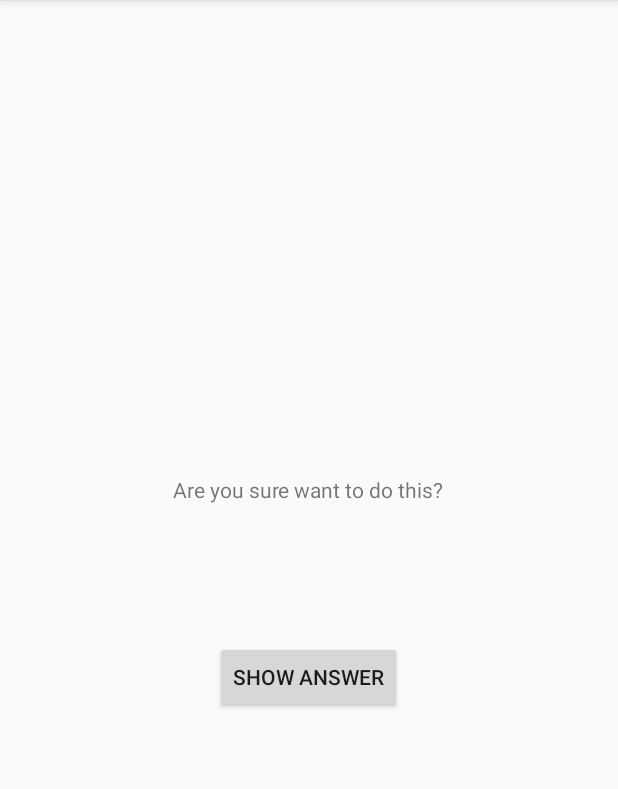
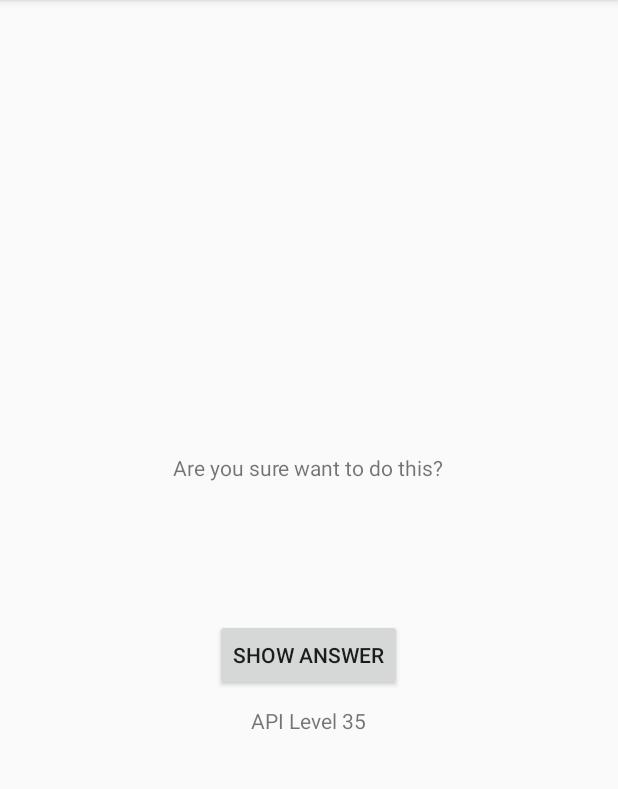
Before and after one commit to rleee/GeoQuiz, an Android app: the CheatActivity screen opened directly, with no data from a screen before it, on a phone screen of 412 x 824 dp, the part 84-873 px from its top. Run offline under Robolectric (Android 15) with nearby library versions, the phone set to English and light mode, and no system bars.

Commit message:
track Api Level

```diff
--- a/app/src/main/java/com/drdlee/geoquiz/CheatActivity.kt
+++ b/app/src/main/java/com/drdlee/geoquiz/CheatActivity.kt
@@ -3,6 +3,7 @@ package com.drdlee.geoquiz
 import android.app.Activity
 import android.content.Context
 import android.content.Intent
+import android.os.Build
 import androidx.appcompat.app.AppCompatActivity
 import android.os.Bundle
 import android.widget.Button
@@ -16,6 +17,7 @@ class CheatActivity : AppCompatActivity() {
 
     private lateinit var answerTextView: TextView
     private lateinit var showAnswerButton: Button
+    private lateinit var apiLevelTextView: TextView
 
     private var theAnswer = false
     private var isAnswerShown = false
@@ -31,6 +33,7 @@ class CheatActivity : AppCompatActivity() {
 
         answerTextView = findViewById(R.id.answer_text_view)
         showAnswerButton = findViewById(R.id.show_answer_button)
+        apiLevelTextView = findViewById(R.id.api_level_text_view)
 
         init()
         setListener()
@@ -57,6 +60,9 @@ class CheatActivity : AppCompatActivity() {
             }
             answerTextView.setText(answerText)
         }
+
+        val apiText = getString(R.string.api_level_text, Build.VERSION.SDK_INT)
+        apiLevelTextView.text = apiText
     }
 
     private fun setListener() {
--- a/app/src/main/res/layout/activity_cheat.xml
+++ b/app/src/main/res/layout/activity_cheat.xml
@@ -26,4 +26,12 @@
         android:layout_height="wrap_content"
         android:text="@string/show_answer_button"/>
 
+    <TextView
+        android:id="@+id/api_level_text_view"
+        android:layout_width="wrap_content"
+        android:layout_height="wrap_content"
+        android:layout_marginTop="10dp"
+        tools:text="API Level 28"
+        android:text="@string/api_level_text"/>
+
 </LinearLayout>
--- a/app/src/main/res/values/strings.xml
+++ b/app/src/main/res/values/strings.xml
@@ -17,11 +17,12 @@
 
     <string name="correct_toast">Correct!</string>
     <string name="incorrect_toast">Incorrect :(</string>
+    <string name="judgement_toast">Cheating is wrong.</string>
 
     <string name="cheat_button">Cheat!</string>
     <string name="warning_text">Are you sure want to do this?</string>
     <string name="show_answer_button">Show Answer</string>
-    <string name="judgement_toast">Cheating is wrong.</string>
 
     <string name="finish_text">You\'ve answered all the questions</string>
+    <string name="api_level_text">API Level %1$d</string>
 </resources>
```
